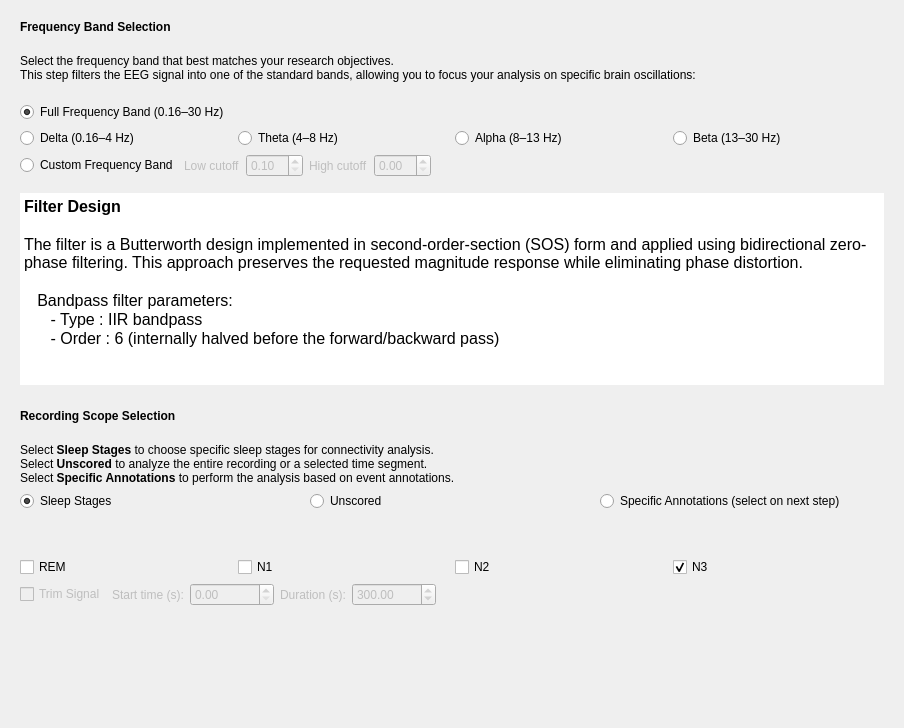
First picture: the form in tools/CEAMSTools/AnalyzeEEGConnectivity/FilterStep/Ui_FilterStep.ui, repository SnoozToolbox/snooz-package-ceams, before the edit.
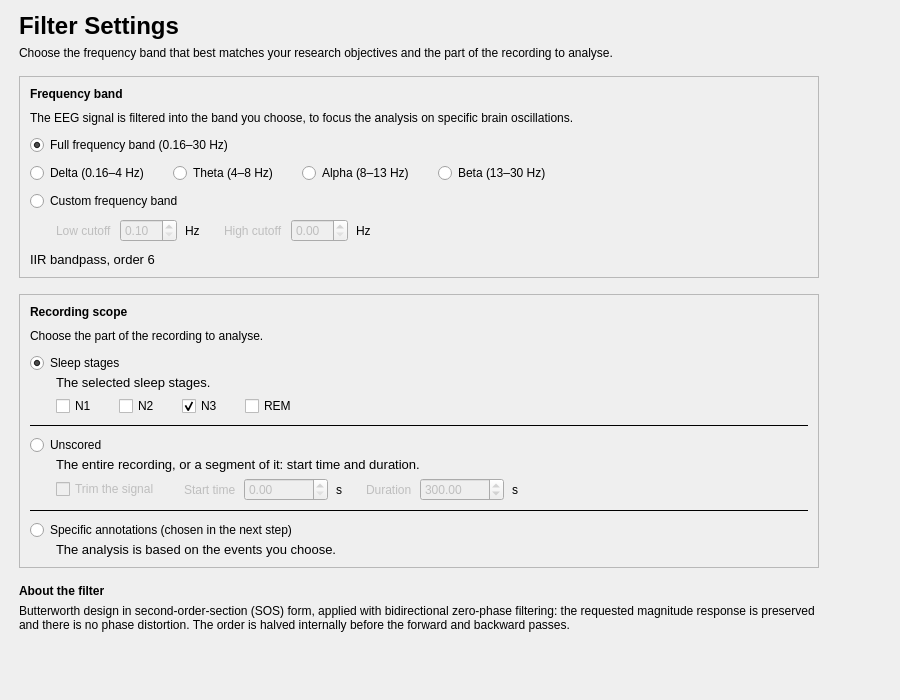
Second picture: the form after the edit.

Commit message: Analyze EEG Functional Connectivity: redesigned pages (tool 2.7.2)

```diff
--- a/tools/CEAMSTools/AnalyzeEEGConnectivity/FilterStep/Ui_FilterStep.ui
+++ b/tools/CEAMSTools/AnalyzeEEGConnectivity/FilterStep/Ui_FilterStep.ui
@@ -6,52 +6,155 @@
    <rect>
     <x>0</x>
     <y>0</y>
-    <width>904</width>
-    <height>728</height>
+    <width>900</width>
+    <height>700</height>
    </rect>
   </property>
   <property name="windowTitle">
    <string/>
   </property>
-  <layout class="QVBoxLayout" name="verticalLayout_5">
+  <layout class="QVBoxLayout" name="verticalLayout">
+   <property name="leftMargin">
+    <number>19</number>
+   </property>
+   <property name="topMargin">
+    <number>12</number>
+   </property>
+   <property name="rightMargin">
+    <number>19</number>
+   </property>
+   <property name="bottomMargin">
+    <number>12</number>
+   </property>
    <item>
-    <widget class="QFrame" name="frame">
+    <layout class="QHBoxLayout" name="content_row" stretch="1,0">
+     <property name="leftMargin">
+      <number>0</number>
+     </property>
+     <property name="topMargin">
+      <number>0</number>
+     </property>
+     <property name="rightMargin">
+      <number>0</number>
+     </property>
+     <property name="bottomMargin">
+      <number>0</number>
+     </property>
+     <item>
+      <widget class="QWidget" name="content_widget" native="true">
+       <property name="maximumSize">
+        <size>
+         <width>800</width>
+         <height>16777215</height>
+        </size>
+       </property>
+       <layout class="QVBoxLayout" name="content_layout">
+        <property name="spacing">
+         <number>16</number>
+        </property>
+        <property name="leftMargin">
+         <number>0</number>
+        </property>
+        <property name="topMargin">
+         <number>0</number>
+        </property>
+        <property name="rightMargin">
+         <number>0</number>
+        </property>
+        <property name="bottomMargin">
+         <number>0</number>
+        </property>
+        <item>
+         <layout class="QVBoxLayout" name="header_layout">
+          <property name="spacing">
+           <number>6</number>
+          </property>
+          <item>
+           <widget class="QLabel" name="title_label">
+            <property name="font">
+             <font>
+              <pointsize>18</pointsize>
+              <bold>true</bold>
+             </font>
+            </property>
+            <property name="text">
+             <string>Filter Settings</string>
+            </property>
+           </widget>
+          </item>
+          <item>
+           <widget class="QLabel" name="subtitle_label">
+            <property name="text">
+             <string>Choose the frequency band that best matches your research objectives and the part of the recording to analyse.</string>
+            </property>
+            <property name="wordWrap">
+             <bool>true</bool>
+            </property>
+            <property name="variant" stdset="0">
+             <string notr="true">help</string>
+            </property>
+           </widget>
+          </item>
+         </layout>
+        </item>
+        <item>
+         <widget class="QFrame" name="band_card">
      <property name="frameShape">
-      <enum>QFrame::Shape::NoFrame</enum>
+           <enum>QFrame::Shape::StyledPanel</enum>
      </property>
      <property name="frameShadow">
       <enum>QFrame::Shadow::Raised</enum>
      </property>
-     <layout class="QVBoxLayout" name="verticalLayout_2">
+          <layout class="QVBoxLayout" name="band_card_layout">
+           <property name="spacing">
+            <number>10</number>
+           </property>
+           <property name="leftMargin">
+            <number>10</number>
+           </property>
+           <property name="topMargin">
+            <number>10</number>
+           </property>
+           <property name="rightMargin">
+            <number>10</number>
+           </property>
+           <property name="bottomMargin">
+            <number>10</number>
+           </property>
       <item>
        <widget class="QLabel" name="label_4">
         <property name="font">
          <font>
-          <italic>false</italic>
-          <bold>false</bold>
+               <bold>true</bold>
          </font>
         </property>
         <property name="text">
-         <string>&lt;html&gt;&lt;head/&gt;&lt;body&gt;&lt;p&gt;&lt;span style=&quot; font-weight:700;&quot;&gt;Frequency Band Selection&lt;/span&gt;&lt;br/&gt;&lt;/p&gt;&lt;/body&gt;&lt;/html&gt;</string>
+              <string>Frequency band</string>
         </property>
        </widget>
       </item>
       <item>
        <widget class="QLabel" name="label">
         <property name="text">
-         <string>Select the frequency band that best matches your research objectives. 
-This step filters the EEG signal into one of the standard bands, allowing you to focus your analysis on specific brain oscillations:
-</string>
+              <string>The EEG signal is filtered into the band you choose, to focus the analysis on specific brain oscillations.</string>
         </property>
         <property name="wordWrap">
          <bool>true</bool>
         </property>
-       </widget>
-      </item>
+             <property name="variant" stdset="0">
+              <string notr="true">help</string>
+             </property>
+            </widget>
+           </item>
+           <item>
+            <layout class="QVBoxLayout" name="bands_layout">
+             <property name="spacing">
+              <number>8</number>
+             </property>
       <item>
        <widget class="QRadioButton" name="fullband_radioButton">
         <property name="text">
-         <string>Full Frequency Band (0.16–30 Hz)</string>
+                <string>Full frequency band (0.16–30 Hz)</string>
         </property>
         <property name="checked">
          <bool>true</bool>
@@ -62,7 +165,10 @@
        </widget>
       </item>
       <item>
-       <layout class="QHBoxLayout" name="horizontalLayout">
+              <layout class="QHBoxLayout" name="standard_bands_layout">
+               <property name="spacing">
+                <number>24</number>
+               </property>
         <item>
          <widget class="QRadioButton" name="delta_radioButton">
           <property name="text">
@@ -103,14 +209,25 @@
           </attribute>
          </widget>
         </item>
-       </layout>
-      </item>
       <item>
-       <layout class="QHBoxLayout" name="horizontalLayout_5">
+                <spacer name="standard_bands_spacer">
+                 <property name="orientation">
+                  <enum>Qt::Orientation::Horizontal</enum>
+                 </property>
+                 <property name="sizeHint" stdset="0">
+                  <size>
+                   <width>40</width>
+                   <height>20</height>
+                  </size>
+                 </property>
+                </spacer>
+               </item>
+              </layout>
+             </item>
         <item>
          <widget class="QRadioButton" name="custom_radioButton">
           <property name="text">
-           <string>Custom Frequency Band</string>
+                <string>Custom frequency band</string>
           </property>
           <attribute name="buttonGroup">
            <string notr="true">buttonGroup_freq</string>
@@ -118,7 +235,22 @@
          </widget>
         </item>
         <item>
-         <layout class="QHBoxLayout" name="horizontalLayout_3">
+              <layout class="QHBoxLayout" name="custom_band_layout">
+               <property name="spacing">
+                <number>8</number>
+               </property>
+               <property name="leftMargin">
+                <number>26</number>
+               </property>
+               <property name="topMargin">
+                <number>0</number>
+               </property>
+               <property name="rightMargin">
+                <number>0</number>
+               </property>
+               <property name="bottomMargin">
+                <number>0</number>
+               </property>
           <item>
            <widget class="QLabel" name="low_cutoff_label">
             <property name="enabled">
@@ -131,6 +263,12 @@
           </item>
           <item>
            <widget class="QDoubleSpinBox" name="lowcutoff_doubleSpinBox">
+                 <property name="maximumSize">
+                  <size>
+                   <width>110</width>
+                   <height>16777215</height>
+                  </size>
+                 </property>
             <property name="enabled">
              <bool>false</bool>
             </property>
@@ -142,10 +280,32 @@
             </property>
            </widget>
           </item>
-         </layout>
+               <item>
+                <widget class="QLabel" name="low_cutoff_unit_label">
+                 <property name="text">
+                  <string>Hz</string>
+                 </property>
+                 <property name="variant" stdset="0">
+                  <string notr="true">help</string>
+                 </property>
+                </widget>
         </item>
         <item>
-         <layout class="QHBoxLayout" name="horizontalLayout_4">
+                <spacer name="custom_band_gap">
+                 <property name="orientation">
+                  <enum>Qt::Orientation::Horizontal</enum>
+                 </property>
+                 <property name="sizeType">
+                  <enum>QSizePolicy::Policy::Fixed</enum>
+                 </property>
+                 <property name="sizeHint" stdset="0">
+                  <size>
+                   <width>16</width>
+                   <height>20</height>
+                  </size>
+                 </property>
+                </spacer>
+               </item>
           <item>
            <widget class="QLabel" name="high_cutoff_label">
             <property name="enabled">
@@ -158,13 +318,29 @@
           </item>
           <item>
            <widget class="QDoubleSpinBox" name="highcutoff_doubleSpinBox">
+                 <property name="maximumSize">
+                  <size>
+                   <width>110</width>
+                   <height>16777215</height>
+                  </size>
+                 </property>
             <property name="enabled">
              <bool>false</bool>
             </property>
            </widget>
           </item>
           <item>
-           <spacer name="horizontalSpacer">
+                <widget class="QLabel" name="high_cutoff_unit_label">
+                 <property name="text">
+                  <string>Hz</string>
+                 </property>
+                 <property name="variant" stdset="0">
+                  <string notr="true">help</string>
+                 </property>
+                </widget>
+               </item>
+               <item>
+                <spacer name="custom_band_spacer">
             <property name="orientation">
              <enum>Qt::Orientation::Horizontal</enum>
             </property>
@@ -181,44 +357,20 @@
        </layout>
       </item>
       <item>
-       <spacer name="verticalSpacer_3">
-        <property name="orientation">
-         <enum>Qt::Orientation::Vertical</enum>
-        </property>
-        <property name="sizeType">
-         <enum>QSizePolicy::Policy::Fixed</enum>
-        </property>
-        <property name="sizeHint" stdset="0">
-         <size>
-          <width>20</width>
-          <height>10</height>
-         </size>
-        </property>
-       </spacer>
-      </item>
-      <item>
-       <widget class="QTextEdit" name="textEdit">
-        <property name="frameShape">
-         <enum>QFrame::Shape::NoFrame</enum>
-        </property>
-        <property name="readOnly">
+            <widget class="QLabel" name="band_help_label">
+             <property name="font">
+              <font>
+               <pointsize>10</pointsize>
+              </font>
+             </property>
+             <property name="text">
+              <string>IIR bandpass, order 6</string>
+             </property>
+             <property name="wordWrap">
          <bool>true</bool>
         </property>
-        <property name="html">
-         <string>&lt;!DOCTYPE HTML PUBLIC &quot;-//W3C//DTD HTML 4.0//EN&quot; &quot;http://www.w3.org/TR/REC-html40/strict.dtd&quot;&gt;
-&lt;html&gt;&lt;head&gt;&lt;meta name=&quot;qrichtext&quot; content=&quot;1&quot; /&gt;&lt;meta charset=&quot;utf-8&quot; /&gt;&lt;style type=&quot;text/css&quot;&gt;
-p, li { white-space: pre-wrap; }
-hr { height: 1px; border-width: 0; }
-li.unchecked::marker { content: &quot;\2610&quot;; }
-li.checked::marker { content: &quot;\2612&quot;; }
-&lt;/style&gt;&lt;/head&gt;&lt;body style=&quot; font-size:12pt; font-weight:400; font-style:normal;&quot;&gt;
-&lt;p style=&quot; margin-top:0px; margin-bottom:0px; margin-left:0px; margin-right:0px; -qt-block-indent:0; text-indent:0px;&quot;&gt;&lt;span style=&quot; font-weight:700;&quot;&gt;Filter Design&lt;/span&gt;&lt;/p&gt;
-&lt;p style=&quot;-qt-paragraph-type:empty; margin-top:0px; margin-bottom:0px; margin-left:0px; margin-right:0px; -qt-block-indent:0; text-indent:0px; font-weight:700;&quot;&gt;&lt;br /&gt;&lt;/p&gt;
-&lt;p style=&quot; margin-top:0px; margin-bottom:0px; margin-left:0px; margin-right:0px; -qt-block-indent:0; text-indent:0px;&quot;&gt;The filter is a Butterworth design implemented in second-order-section (SOS) form and applied using bidirectional zero-phase filtering. This approach preserves the requested magnitude response while eliminating phase distortion.&lt;/p&gt;
-&lt;p style=&quot;-qt-paragraph-type:empty; margin-top:0px; margin-bottom:0px; margin-left:0px; margin-right:0px; -qt-block-indent:0; text-indent:0px;&quot;&gt;&lt;br /&gt;&lt;/p&gt;
-&lt;p style=&quot; margin-top:0px; margin-bottom:0px; margin-left:0px; margin-right:0px; -qt-block-indent:0; text-indent:0px;&quot;&gt;   Bandpass filter parameters:&lt;/p&gt;
-&lt;p style=&quot; margin-top:0px; margin-bottom:0px; margin-left:0px; margin-right:0px; -qt-block-indent:0; text-indent:0px;&quot;&gt;      - Type : IIR bandpass&lt;/p&gt;
-&lt;p style=&quot; margin-top:0px; margin-bottom:0px; margin-left:0px; margin-right:0px; -qt-block-indent:0; text-indent:0px;&quot;&gt;      - Order : 6 (internally halved before the forward/backward pass)&lt;/p&gt;&lt;/body&gt;&lt;/html&gt;</string>
+             <property name="variant" stdset="0">
+              <string notr="true">help</string>
         </property>
        </widget>
       </item>
@@ -226,43 +378,68 @@
     </widget>
    </item>
    <item>
-    <widget class="QFrame" name="frame_2">
+         <widget class="QFrame" name="scope_card">
      <property name="frameShape">
-      <enum>QFrame::Shape::NoFrame</enum>
+           <enum>QFrame::Shape::StyledPanel</enum>
      </property>
      <property name="frameShadow">
       <enum>QFrame::Shadow::Raised</enum>
      </property>
-     <layout class="QVBoxLayout" name="verticalLayout">
+          <layout class="QVBoxLayout" name="scope_card_layout">
+           <property name="spacing">
+            <number>10</number>
+           </property>
+           <property name="leftMargin">
+            <number>10</number>
+           </property>
+           <property name="topMargin">
+            <number>10</number>
+           </property>
+           <property name="rightMargin">
+            <number>10</number>
+           </property>
+           <property name="bottomMargin">
+            <number>10</number>
+           </property>
       <item>
        <widget class="QLabel" name="label_3">
         <property name="font">
          <font>
-          <italic>false</italic>
-          <bold>false</bold>
+               <bold>true</bold>
          </font>
         </property>
         <property name="text">
-         <string>&lt;html&gt;&lt;head/&gt;&lt;body&gt;&lt;p&gt;&lt;span style=&quot; font-weight:700;&quot;&gt;Recording Scope Selection&lt;/span&gt;&lt;br/&gt;&lt;/p&gt;&lt;/body&gt;&lt;/html&gt;</string>
+              <string>Recording scope</string>
         </property>
        </widget>
       </item>
       <item>
        <widget class="QLabel" name="scopes_label">
         <property name="text">
-         <string>&lt;html&gt;&lt;head/&gt;&lt;body&gt;&lt;p&gt;Select &lt;span style=&quot; font-weight:700;&quot;&gt;Sleep Stages&lt;/span&gt; to choose specific sleep stages for connectivity analysis.&lt;br/&gt;Select &lt;span style=&quot; font-weight:700;&quot;&gt;Unscored&lt;/span&gt; to analyze the entire recording or a selected time segment.&lt;br/&gt;Select &lt;span style=&quot; font-weight:700;&quot;&gt;Specific Annotations&lt;/span&gt; to perform the analysis based on event annotations.&lt;/p&gt;&lt;/body&gt;&lt;/html&gt;</string>
+              <string>Choose the part of the recording to analyse.</string>
+             </property>
+             <property name="wordWrap">
+              <bool>true</bool>
+             </property>
+             <property name="variant" stdset="0">
+              <string notr="true">help</string>
         </property>
        </widget>
       </item>
       <item>
-       <layout class="QHBoxLayout" name="horizontalLayout_10">
-        <property name="topMargin">
-         <number>0</number>
+            <layout class="QVBoxLayout" name="scope_layout">
+             <property name="spacing">
+              <number>8</number>
+             </property>
+             <item>
+              <layout class="QVBoxLayout" name="scope_layout_1_layout">
+               <property name="spacing">
+                <number>2</number>
         </property>
         <item>
          <widget class="QRadioButton" name="sleep_stages_radioButton">
           <property name="text">
-           <string>Sleep Stages</string>
+                  <string>Sleep stages</string>
           </property>
           <property name="checked">
            <bool>true</bool>
@@ -273,52 +450,48 @@
          </widget>
         </item>
         <item>
-         <widget class="QRadioButton" name="unscored_radioButton">
-          <property name="text">
-           <string>Unscored</string>
-          </property>
-          <property name="checked">
-           <bool>false</bool>
-          </property>
-          <attribute name="buttonGroup">
-           <string notr="true">buttonGroup_scope</string>
-          </attribute>
-         </widget>
-        </item>
+                <layout class="QVBoxLayout" name="sleep_stages_layout">
+                 <property name="spacing">
+                  <number>6</number>
+                 </property>
         <item>
-         <widget class="QRadioButton" name="specific_annotations_radioButton">
+                  <widget class="QLabel" name="sleep_stages_help_label">
+                   <property name="font">
+                    <font>
+                     <pointsize>10</pointsize>
+                    </font>
+                   </property>
           <property name="text">
-           <string>Specific Annotations (select on next step)</string>
-          </property>
-          <attribute name="buttonGroup">
-           <string notr="true">buttonGroup_scope</string>
-          </attribute>
-         </widget>
-        </item>
-       </layout>
-      </item>
+                    <string>The selected sleep stages.</string>
+                   </property>
+                   <property name="wordWrap">
+                    <bool>true</bool>
+                   </property>
+                   <property name="indent">
+                    <number>26</number>
+                   </property>
+                   <property name="variant" stdset="0">
+                    <string notr="true">help</string>
+                   </property>
+                  </widget>
+                 </item>
       <item>
-       <spacer name="verticalSpacer_2">
-        <property name="orientation">
-         <enum>Qt::Orientation::Vertical</enum>
-        </property>
-        <property name="sizeHint" stdset="0">
-         <size>
-          <width>20</width>
-          <height>40</height>
-         </size>
-        </property>
-       </spacer>
-      </item>
-      <item>
-       <layout class="QHBoxLayout" name="horizontalLayout_2">
-        <item>
-         <widget class="QCheckBox" name="rem_checkBox">
-          <property name="text">
-           <string>REM</string>
-          </property>
-         </widget>
-        </item>
+                  <layout class="QHBoxLayout" name="stages_layout">
+                   <property name="spacing">
+                    <number>22</number>
+                   </property>
+                   <property name="leftMargin">
+                    <number>26</number>
+                   </property>
+                   <property name="topMargin">
+                    <number>0</number>
+                   </property>
+                   <property name="rightMargin">
+                    <number>0</number>
+                   </property>
+                   <property name="bottomMargin">
+                    <number>0</number>
+                   </property>
         <item>
          <widget class="QCheckBox" name="n1_checkBox">
           <property name="text">
@@ -343,40 +516,147 @@
           </property>
          </widget>
         </item>
-       </layout>
-      </item>
+                   <item>
+                    <widget class="QCheckBox" name="rem_checkBox">
+                     <property name="text">
+                      <string>REM</string>
+                     </property>
+                    </widget>
+                   </item>
+                   <item>
+                    <spacer name="stages_spacer">
+                     <property name="orientation">
+                      <enum>Qt::Orientation::Horizontal</enum>
+                     </property>
+                     <property name="sizeHint" stdset="0">
+                      <size>
+                       <width>40</width>
+                       <height>20</height>
+                      </size>
+                     </property>
+                    </spacer>
+                   </item>
+                  </layout>
+                 </item>
+                </layout>
+               </item>
+              </layout>
+             </item>
       <item>
-       <layout class="QHBoxLayout" name="horizontalLayout_7">
+              <widget class="QFrame" name="scope_layout_line_1">
+               <property name="frameShape">
+                <enum>QFrame::Shape::HLine</enum>
+               </property>
+               <property name="frameShadow">
+                <enum>QFrame::Shadow::Plain</enum>
+               </property>
+              </widget>
+             </item>
+             <item>
+              <layout class="QVBoxLayout" name="scope_layout_2_layout">
+               <property name="spacing">
+                <number>2</number>
+               </property>
+               <item>
+                <widget class="QRadioButton" name="unscored_radioButton">
+                 <property name="text">
+                  <string>Unscored</string>
+                 </property>
+                 <property name="checked">
+                  <bool>false</bool>
+                 </property>
+                 <attribute name="buttonGroup">
+                  <string notr="true">buttonGroup_scope</string>
+                 </attribute>
+                </widget>
+               </item>
+               <item>
+                <layout class="QVBoxLayout" name="unscored_layout">
+                 <property name="spacing">
+                  <number>6</number>
+                 </property>
+                 <item>
+                  <widget class="QLabel" name="unscored_help_label">
+                   <property name="font">
+                    <font>
+                     <pointsize>10</pointsize>
+                    </font>
+                   </property>
+                   <property name="text">
+                    <string>The entire recording, or a segment of it: start time and duration.</string>
+                   </property>
+                   <property name="wordWrap">
+                    <bool>true</bool>
+                   </property>
+                   <property name="indent">
+                    <number>26</number>
+                   </property>
+                   <property name="variant" stdset="0">
+                    <string notr="true">help</string>
+                   </property>
+                  </widget>
+                 </item>
+                 <item>
+                  <layout class="QHBoxLayout" name="trim_layout">
+                   <property name="spacing">
+                    <number>8</number>
+                   </property>
+                   <property name="leftMargin">
+                    <number>26</number>
+                   </property>
         <property name="topMargin">
          <number>0</number>
         </property>
+                   <property name="rightMargin">
+                    <number>0</number>
+                   </property>
+                   <property name="bottomMargin">
+                    <number>0</number>
+                   </property>
         <item>
          <widget class="QCheckBox" name="trim_checkBox">
+                     <property name="text">
+                      <string>Trim the signal</string>
+                     </property>
           <property name="enabled">
            <bool>false</bool>
           </property>
-          <property name="text">
-           <string>Trim Signal</string>
-          </property>
          </widget>
         </item>
         <item>
-         <layout class="QHBoxLayout" name="horizontalLayout_8">
-          <property name="rightMargin">
-           <number>0</number>
-          </property>
+                    <spacer name="trim_gap">
+                     <property name="orientation">
+                      <enum>Qt::Orientation::Horizontal</enum>
+                     </property>
+                     <property name="sizeType">
+                      <enum>QSizePolicy::Policy::Fixed</enum>
+                     </property>
+                     <property name="sizeHint" stdset="0">
+                      <size>
+                       <width>16</width>
+                       <height>20</height>
+                      </size>
+                     </property>
+                    </spacer>
+                   </item>
           <item>
            <widget class="QLabel" name="start_time_label">
+                     <property name="text">
+                      <string>Start time</string>
+                     </property>
             <property name="enabled">
              <bool>false</bool>
             </property>
-            <property name="text">
-             <string>Start time (s):</string>
-            </property>
            </widget>
           </item>
           <item>
            <widget class="QDoubleSpinBox" name="start_time_doubleSpinBox">
+                     <property name="maximumSize">
+                      <size>
+                       <width>110</width>
+                       <height>16777215</height>
+                      </size>
+                     </property>
             <property name="enabled">
              <bool>false</bool>
             </property>
@@ -388,25 +668,50 @@
             </property>
            </widget>
           </item>
-         </layout>
+                   <item>
+                    <widget class="QLabel" name="start_time_unit_label">
+                     <property name="text">
+                      <string>s</string>
+                     </property>
+                     <property name="variant" stdset="0">
+                      <string notr="true">help</string>
+                     </property>
+                    </widget>
+                   </item>
+                   <item>
+                    <spacer name="trim_gap_2">
+                     <property name="orientation">
+                      <enum>Qt::Orientation::Horizontal</enum>
+                     </property>
+                     <property name="sizeType">
+                      <enum>QSizePolicy::Policy::Fixed</enum>
+                     </property>
+                     <property name="sizeHint" stdset="0">
+                      <size>
+                       <width>16</width>
+                       <height>20</height>
+                      </size>
+                     </property>
+                    </spacer>
         </item>
         <item>
          <widget class="QLabel" name="duration_time_label">
+                     <property name="text">
+                      <string>Duration</string>
+                     </property>
           <property name="enabled">
            <bool>false</bool>
           </property>
-          <property name="text">
-           <string>Duration (s):</string>
-          </property>
-         </widget>
-        </item>
-        <item>
-         <layout class="QHBoxLayout" name="horizontalLayout_9">
-          <property name="rightMargin">
-           <number>0</number>
-          </property>
+                    </widget>
+                   </item>
           <item>
            <widget class="QDoubleSpinBox" name="duration_time_doubleSpinBox">
+                     <property name="maximumSize">
+                      <size>
+                       <width>110</width>
+                       <height>16777215</height>
+                      </size>
+                     </property>
             <property name="enabled">
              <bool>false</bool>
             </property>
@@ -421,10 +726,18 @@
             </property>
            </widget>
           </item>
-         </layout>
+                   <item>
+                    <widget class="QLabel" name="duration_time_unit_label">
+                     <property name="text">
+                      <string>s</string>
+                     </property>
+                     <property name="variant" stdset="0">
+                      <string notr="true">help</string>
+                     </property>
+                    </widget>
         </item>
         <item>
-         <spacer name="horizontalSpacer_2">
+                    <spacer name="trim_spacer">
           <property name="orientation">
            <enum>Qt::Orientation::Horizontal</enum>
           </property>
@@ -438,21 +751,112 @@
         </item>
        </layout>
       </item>
+                </layout>
+               </item>
+              </layout>
+             </item>
       <item>
-       <spacer name="verticalSpacer_4">
+              <widget class="QFrame" name="scope_layout_line_2">
+               <property name="frameShape">
+                <enum>QFrame::Shape::HLine</enum>
+               </property>
+               <property name="frameShadow">
+                <enum>QFrame::Shadow::Plain</enum>
+               </property>
+              </widget>
+             </item>
+             <item>
+              <layout class="QVBoxLayout" name="scope_layout_3_layout">
+               <property name="spacing">
+                <number>2</number>
+               </property>
+               <item>
+                <widget class="QRadioButton" name="specific_annotations_radioButton">
+                 <property name="text">
+                  <string>Specific annotations (chosen in the next step)</string>
+                 </property>
+                 <attribute name="buttonGroup">
+                  <string notr="true">buttonGroup_scope</string>
+                 </attribute>
+                </widget>
+               </item>
+               <item>
+                <widget class="QLabel" name="annotations_help_label">
+                 <property name="font">
+                  <font>
+                   <pointsize>10</pointsize>
+                  </font>
+                 </property>
+                 <property name="text">
+                  <string>The analysis is based on the events you choose.</string>
+                 </property>
+                 <property name="wordWrap">
+                  <bool>true</bool>
+                 </property>
+                 <property name="indent">
+                  <number>26</number>
+                 </property>
+                 <property name="variant" stdset="0">
+                  <string notr="true">help</string>
+                 </property>
+                </widget>
+               </item>
+              </layout>
+             </item>
+            </layout>
+           </item>
+          </layout>
+         </widget>
+        </item>
+        <item>
+         <layout class="QVBoxLayout" name="about_filter_layout">
+          <property name="spacing">
+           <number>6</number>
+          </property>
+          <item>
+           <widget class="QLabel" name="about_filter_title_label">
+            <property name="font">
+             <font>
+              <bold>true</bold>
+             </font>
+            </property>
+            <property name="text">
+             <string>About the filter</string>
+            </property>
+           </widget>
+          </item>
+          <item>
+           <widget class="QLabel" name="about_filter_label">
+            <property name="text">
+             <string>Butterworth design in second-order-section (SOS) form, applied with bidirectional zero-phase filtering: the requested magnitude response is preserved and there is no phase distortion. The order is halved internally before the forward and backward passes.</string>
+            </property>
+            <property name="wordWrap">
+             <bool>true</bool>
+            </property>
+            <property name="variant" stdset="0">
+             <string notr="true">help</string>
+            </property>
+           </widget>
+          </item>
+         </layout>
+        </item>
+       </layout>
+      </widget>
+     </item>
+     <item>
+      <spacer name="content_spacer">
         <property name="orientation">
-         <enum>Qt::Orientation::Vertical</enum>
+        <enum>Qt::Orientation::Horizontal</enum>
         </property>
         <property name="sizeHint" stdset="0">
          <size>
-          <width>20</width>
-          <height>40</height>
+         <width>40</width>
+         <height>20</height>
          </size>
         </property>
        </spacer>
       </item>
      </layout>
-    </widget>
    </item>
    <item>
     <spacer name="verticalSpacer">
@@ -461,8 +865,8 @@
      </property>
      <property name="sizeHint" stdset="0">
       <size>
-       <width>20</width>
-       <height>40</height>
+       <width>40</width>
+       <height>20</height>
       </size>
      </property>
     </spacer>
```
Left out of the diff: 10 changed lines with no effect on the pictures. Lines whose indentation alone changed are shown as unchanged. The commit also changes 9 other files.
